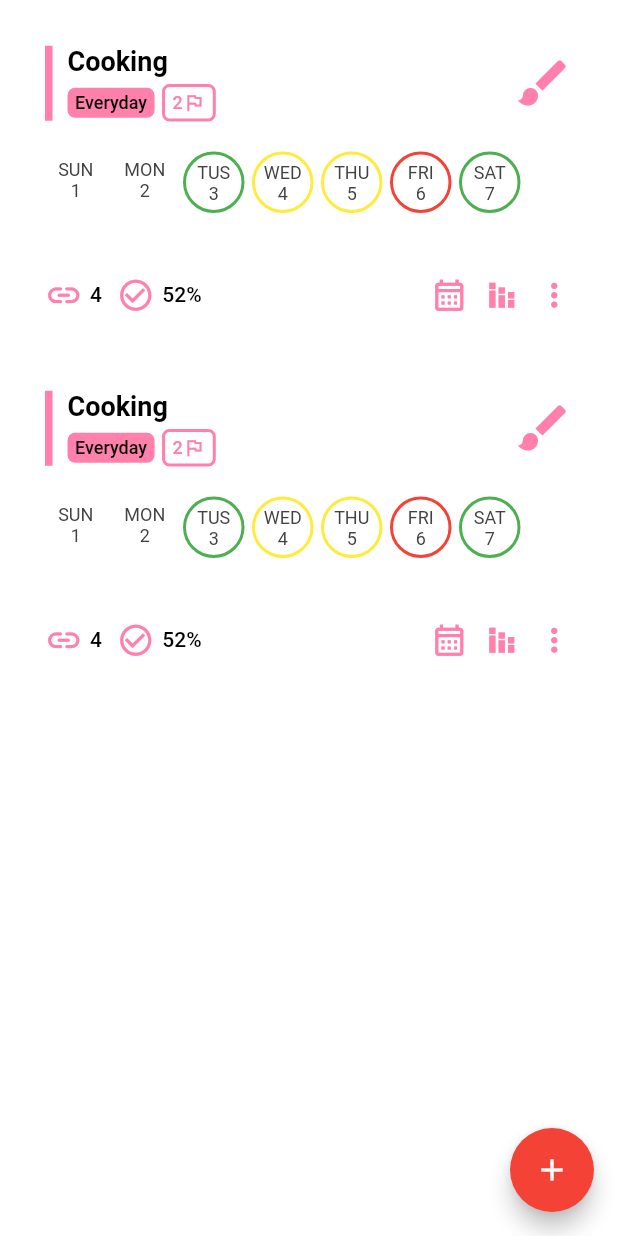
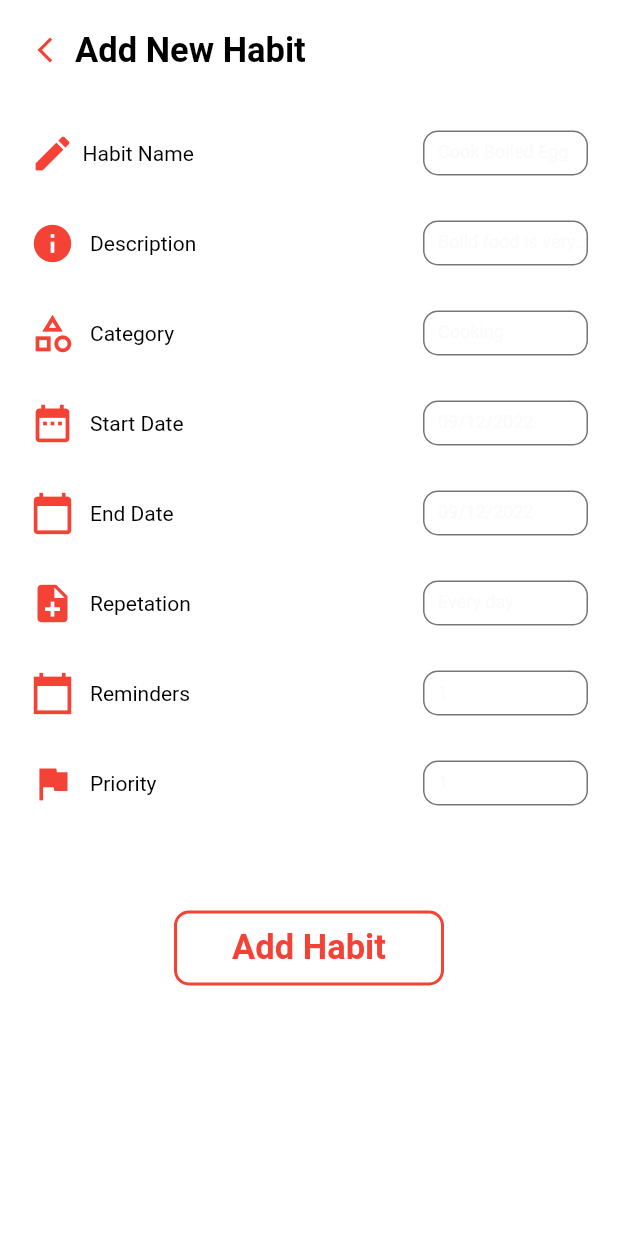
Before and after one commit to shubham0302/habit-app, a Flutter app: the HabbitsScreen screen opened by its route, after a tap on the "add" icon, on a phone screen of 412 x 824 dp. Run offline on Flutter 3.47's test engine with Material 2 defaults, Android fonts, the phone set to English and light mode, and no system bars; our stand-ins replace flutter_switch, get, numberpicker; missing offline and left inert: flutter_ringtone_player.

Commit message:
screen updates and routes add

```diff
--- a/lib/main.dart
+++ b/lib/main.dart
@@ -5,6 +5,7 @@ import 'package:get/get.dart';
 import 'package:habbit_app/controllers/theme_controller.dart';
 import 'package:habbit_app/screens/customize_screen/backUp_screen.dart';
 import 'package:habbit_app/screens/customize_screen/categories/categories.dart';
+import 'package:habbit_app/screens/customize_screen/categories/categories_drawer_screen.dart';
 import 'package:habbit_app/screens/customize_screen/getpremium_screen.dart';
 import 'package:habbit_app/screens/customize_screen/screen.dart';
 import 'package:habbit_app/screens/customize_screen/setting_screens/setting_screen.dart';
@@ -13,6 +14,7 @@ import 'package:habbit_app/screens/customize_screen/setting_screens/lock_screen.
 import 'package:habbit_app/screens/customize_screen/setting_screens/notification_alarm_screen.dart';
 import 'package:habbit_app/screens/customize_screen/setting_screens/todohabbit_screen.dart';
 import 'package:habbit_app/screens/customize_screen/timer/timer_screen.dart';
+import 'package:habbit_app/screens/habbit/add_new_habbits.dart';
 import 'package:habbit_app/screens/habbit/habbits_screen.dart';
 import 'package:habbit_app/screens/intro_screen.dart';
 import 'package:habbit_app/screens/splash_screen.dart';
@@ -78,6 +80,9 @@ class Routes {
     GetPage(name: "/lic", page: () => const LicScreen()),
     GetPage(name: "/timer", page: () => const TimerScreen()),
     GetPage(name: "/categories", page: () => const CategoriesScreen()),
+    GetPage(
+        name: "/categoriesdrawer", page: () => const CategoriesDrawerScreen()),
     GetPage(name: "/habbit", page: () => const HabbitsScreen()),
+    GetPage(name: "/addhabbit", page: () => const AddHabbitsScreen()),
   ];
 }
--- /dev/null
+++ b/lib/screens/customize_screen/categories/categories_drawer_screen.dart
@@ -0,0 +1,56 @@
+// ignore_for_file: sized_box_for_whitespace, unused_import, depend_on_referenced_packages
+
+import 'package:flutter/material.dart';
+import 'package:flutter_switch/flutter_switch.dart';
+import 'package:get/get.dart';
+
+import 'package:habbit_app/controllers/swich_controller.dart';
+import 'package:habbit_app/screens/customize_screen/categories/categories.dart';
+import 'package:habbit_app/widgets/sized_box.dart';
+import 'package:habbit_app/widgets/text_field/input_fields.dart';
+import 'package:habbit_app/widgets/text_widget/heading_text.dart';
+import 'package:habbit_app/widgets/text_widget/label_text.dart';
+
+class CategoriesDrawerScreen extends StatelessWidget {
+  const CategoriesDrawerScreen({super.key});
+
+  @override
+  Widget build(BuildContext context) {
+    // bool switchChange = true;
+    ThemeData color = Theme.of(context);
+    return Scaffold(
+      body: SafeArea(
+          child: Padding(
+        padding: const EdgeInsets.all(15.0),
+        child: Column(
+          children: [
+            Row(
+              children: [
+                GestureDetector(
+                  onTap: () {
+                    Get.back();
+                  },
+                  child: Icon(
+                    Icons.arrow_back_ios_new_sharp,
+                    color: color.primaryColor,
+                    size: 20,
+                  ),
+                ),
+                SW.medium(),
+                const HeadingText(text: "Categories"),
+              ],
+            ),
+            SH.large(),
+            SH.large(),
+            Container(
+                height: 500,
+                width: MediaQuery.of(context).size.width,
+                child: const CategoriesScreen()),
+            SH.medium(),
+            SH.large(),
+          ],
+        ),
+      )),
+    );
+  }
+}
--- a/lib/screens/customize_screen/timer/timer_main_screen.dart
+++ b/lib/screens/customize_screen/timer/timer_main_screen.dart
@@ -229,13 +229,13 @@ class _TimerMainScreenState extends State<TimerMainScreen>
 
     ThemeData color = Theme.of(context);
     return Scaffold(
-        floatingActionButton: FloatingActionButton(
-          onPressed: () {
-            CustomDialogBox(context);
-          },
-          backgroundColor: color.primaryColor,
-          child: const Icon(Icons.add),
-        ),
+        // // floatingActionButton: FloatingActionButton(
+        // //   onPressed: () {
+        // //     CustomDialogBox(context);
+        // //   },
+        //   backgroundColor: color.primaryColor,
+        //   child: const Icon(Icons.add),
+        // ),
         backgroundColor: color.backgroundColor,
         body: SafeArea(
           child: GlobalPadding(
--- a/lib/screens/customize_screen/timer/timer_screen.dart
+++ b/lib/screens/customize_screen/timer/timer_screen.dart
@@ -13,13 +13,13 @@ class TimerScreen extends StatelessWidget {
   Widget build(BuildContext context) {
     // bool switchChange = true;
     ThemeData color = Theme.of(context);
-    return Scaffold(
-      body: SafeArea(
-          child: Padding(
-        padding: const EdgeInsets.all(15.0),
+    return Padding(
+      padding: const EdgeInsets.only(top: 30),
       child: Column(
         children: [
-            Row(
+          Padding(
+            padding: const EdgeInsets.all(15.0),
+            child: Row(
               mainAxisAlignment: MainAxisAlignment.spaceBetween,
               children: [
                 Row(
@@ -45,13 +45,17 @@ class TimerScreen extends StatelessWidget {
                 )
               ],
             ),
+          ),
           SH.large(),
           SH.large(),
-            SH.large(),
-            TimerMainScreen()
+
+          // TimerMainScreen()
+          SizedBox(
+              height: 700,
+              width: MediaQuery.of(context).size.width,
+              child: TimerMainScreen())
         ],
       ),
-      )),
     );
   }
 }
--- a/lib/screens/drawer.dart
+++ b/lib/screens/drawer.dart
@@ -127,6 +127,10 @@ class Drawerr extends StatelessWidget {
               customBorder: RoundedRectangleBorder(
                 borderRadius: BorderRadius.circular(21),
               ),
+              child: GestureDetector(
+                onTap: () {
+                  Get.toNamed('/categoriesdrawer');
+                },
                 child: Container(
                   height: 45,
                   padding: const EdgeInsets.only(left: 21),
@@ -151,6 +155,7 @@ class Drawerr extends StatelessWidget {
                         // color: color.hoverColor,
                       ),
                     ],
+                  ),
                 ),
               ),
             ),
--- /dev/null
+++ b/lib/screens/habbit/add_new_habbits.dart
@@ -0,0 +1,261 @@
+// ignore_for_file: sized_box_for_whitespace, depend_on_referenced_packages
+
+import 'package:flutter/material.dart';
+import 'package:get/get.dart';
+import 'package:habbit_app/widgets/sized_box.dart';
+import 'package:habbit_app/widgets/text_field/input_fields.dart';
+import 'package:habbit_app/widgets/text_widget/heading_text.dart';
+import 'package:habbit_app/widgets/text_widget/label_text.dart';
+
+class AddHabbitsScreen extends StatelessWidget {
+  const AddHabbitsScreen({super.key});
+
+  @override
+  Widget build(BuildContext context) {
+    // bool switchChange = true;
+    ThemeData color = Theme.of(context);
+    return Scaffold(
+      body: SafeArea(
+          child: Padding(
+        padding: const EdgeInsets.all(20.0),
+        child: Column(
+          children: [
+            Row(
+              children: [
+                GestureDetector(
+                  onTap: () {
+                    Get.back();
+                  },
+                  child: Icon(
+                    Icons.arrow_back_ios_new_sharp,
+                    color: color.primaryColor,
+                    size: 20,
+                  ),
+                ),
+                SW.medium(),
+                const HeadingText(text: "Add New Habit"),
+              ],
+            ),
+            SH.large(),
+            SH.large(),
+            GestureDetector(
+              onTap: () {},
+              child: Row(
+                mainAxisAlignment: MainAxisAlignment.spaceBetween,
+                children: [
+                  Row(
+                    children: [
+                      Icon(
+                        Icons.edit,
+                        size: 30,
+                        color: color.primaryColor,
+                      ),
+                      SW.small(),
+                      const LabelText(text: "Habit Name")
+                    ],
+                  ),
+                  Container(
+                      height: 30,
+                      width: 110,
+                      child: const InputField(
+                        hintText: "Cook Boiled Egg",
+                      ))
+                ],
+              ),
+            ),
+            SH.large(),
+            SH.medium(),
+            Row(
+              mainAxisAlignment: MainAxisAlignment.spaceBetween,
+              children: [
+                Row(
+                  children: [
+                    Icon(
+                      Icons.info,
+                      size: 30,
+                      color: color.primaryColor,
+                    ),
+                    SW.medium(),
+                    const LabelText(text: "Description")
+                  ],
+                ),
+                Container(
+                    height: 30,
+                    width: 110,
+                    child: const InputField(
+                      hintText: "Boild food is very...",
+                    ))
+              ],
+            ),
+            SH.medium(),
+            SH.large(),
+            Row(
+              mainAxisAlignment: MainAxisAlignment.spaceBetween,
+              children: [
+                Row(
+                  children: [
+                    Icon(
+                      Icons.category_outlined,
+                      size: 30,
+                      color: color.primaryColor,
+                    ),
+                    SW.medium(),
+                    const LabelText(text: "Category")
+                  ],
+                ),
+                Container(
+                    height: 30,
+                    width: 110,
+                    child: const InputField(
+                      hintText: "Cooking",
+                    ))
+              ],
+            ),
+            SH.large(),
+            SH.medium(),
+            Row(
+              mainAxisAlignment: MainAxisAlignment.spaceBetween,
+              children: [
+                Row(
+                  children: [
+                    Icon(
+                      Icons.date_range,
+                      size: 30,
+                      color: color.primaryColor,
+                    ),
+                    SW.medium(),
+                    const LabelText(text: "Start Date")
+                  ],
+                ),
+                Container(
+                    height: 30,
+                    width: 110,
+                    child: const InputField(
+                      hintText: "09/12/2022",
+                    ))
+              ],
+            ),
+            SH.large(),
+            SH.medium(),
+            Row(
+              mainAxisAlignment: MainAxisAlignment.spaceBetween,
+              children: [
+                Row(
+                  children: [
+                    Icon(
+                      Icons.calendar_today,
+                      size: 30,
+                      color: color.primaryColor,
+                    ),
+                    SW.medium(),
+                    const LabelText(text: "End Date")
+                  ],
+                ),
+                Container(
+                    height: 30,
+                    width: 110,
+                    child: InputField(
+                      hintText: "09/12/2022",
+                      fillColor: color.primaryColor,
+                    ))
+              ],
+            ),
+            SH.medium(),
+            SH.large(),
+            Row(
+              mainAxisAlignment: MainAxisAlignment.spaceBetween,
+              children: [
+                Row(
+                  children: [
+                    Icon(
+                      Icons.note_add,
+                      size: 30,
+                      color: color.primaryColor,
+                    ),
+                    SW.medium(),
+                    const LabelText(text: "Repetation")
+                  ],
+                ),
+                Container(
+                    height: 30,
+                    width: 110,
+                    child: InputField(
+                      hintText: "Every day",
+                      fillColor: color.primaryColor,
+                    ))
+              ],
+            ),
+            SH.medium(),
+            SH.large(),
+            Row(
+              mainAxisAlignment: MainAxisAlignment.spaceBetween,
+              children: [
+                Row(
+                  children: [
+                    Icon(
+                      Icons.calendar_today_sharp,
+                      size: 30,
+                      color: color.primaryColor,
+                    ),
+                    SW.medium(),
+                    const LabelText(text: "Reminders")
+                  ],
+                ),
+                Container(
+                    height: 30,
+                    width: 110,
+                    child: InputField(
+                      hintText: "1",
+                      fillColor: color.primaryColor,
+                    ))
+              ],
+            ),
+            SH.medium(),
+            SH.large(),
+            Row(
+              mainAxisAlignment: MainAxisAlignment.spaceBetween,
+              children: [
+                Row(
+                  children: [
+                    Icon(
+                      Icons.flag,
+                      size: 30,
+                      color: color.primaryColor,
+                    ),
+                    SW.medium(),
+                    const LabelText(text: "Priority")
+                  ],
+                ),
+                Container(
+                    height: 30,
+                    width: 110,
+                    child: InputField(
+                      hintText: "1",
+                      fillColor: color.primaryColor,
+                    ))
+              ],
+            ),
+            SH.medium(),
+            SH.large(),
+            SH.large(),
+            SH.large(),
+            Container(
+              height: 50,
+              width: 180,
+              decoration: BoxDecoration(
+                  borderRadius: const BorderRadius.all(Radius.circular(10)),
+                  border: Border.all(width: 2, color: color.primaryColor),
+                  color: color.backgroundColor),
+              child: const Center(
+                child: HeadingText(
+                  text: "Add Habit",
+                  isColor: true,
+                ),
+              ),
+            )
+          ],
+        ),
+      )),
+    );
+  }
+}
--- a/lib/screens/habbit/habbits_screen.dart
+++ b/lib/screens/habbit/habbits_screen.dart
@@ -1,5 +1,6 @@
 import 'package:flutter/material.dart';
-import 'package:get/get_connect/http/src/utils/utils.dart';
+import 'package:get/get.dart';
+
 import 'package:habbit_app/widgets/sized_box.dart';
 import 'package:habbit_app/widgets/text_widget/descriptionText.dart';
 import 'package:habbit_app/widgets/text_widget/description_text.dart';
@@ -13,7 +14,9 @@ class HabbitsScreen extends StatelessWidget {
     ThemeData color = Theme.of(context);
     return Scaffold(
       floatingActionButton: FloatingActionButton(
-        onPressed: () {},
+        onPressed: () {
+          Get.toNamed("/addhabbit");
+        },
         backgroundColor: color.primaryColor,
         child: const Icon(Icons.add),
       ),
@@ -313,7 +316,7 @@ class HabbitsScreen extends StatelessWidget {
                               size: 25,
                             ),
                             SW.small(),
-                            DescriptionText2(
+                            const DescriptionText2(
                               text: "4",
                               isWhite: true,
                             ),
@@ -324,7 +327,7 @@ class HabbitsScreen extends StatelessWidget {
                               size: 25,
                             ),
                             SW.small(),
-                            DescriptionText2(
+                            const DescriptionText2(
                               text: "52%",
                               isWhite: true,
                             ),
```
Lines whose indentation alone changed are shown as unchanged.
